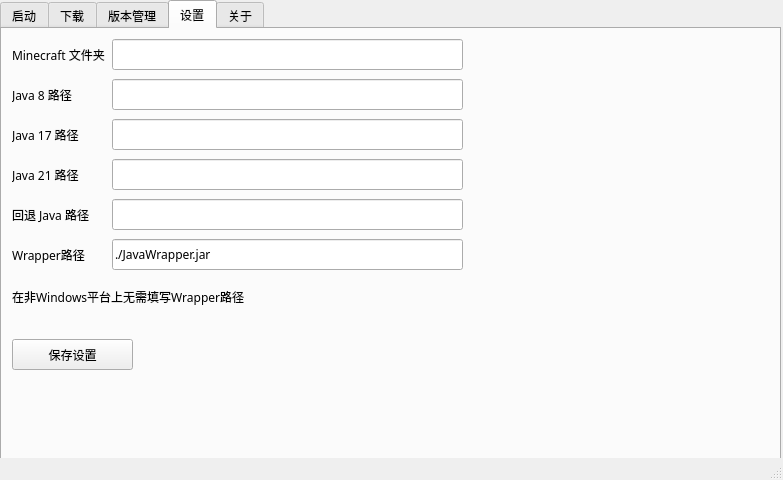
This is qt.ui in HPLAY-dev/spectrum-minecraft-launcher as Qt 5 draws it before an edit. The edited form follows.
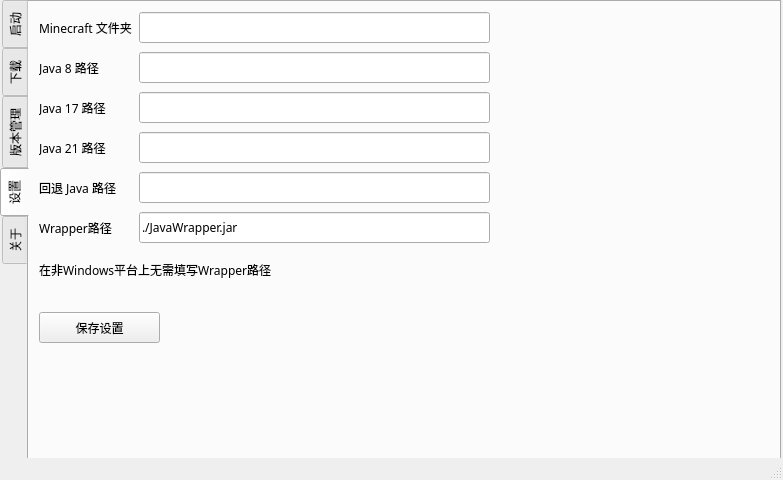
This is the edited form. The open tabs and pages were chosen to show the change. Icons and pictures are not drawn.

The edit to the form file:
```diff
--- a/qt.ui
+++ b/qt.ui
@@ -28,6 +28,9 @@
       <height>461</height>
      </rect>
     </property>
+    <property name="tabPosition">
+     <enum>QTabWidget::West</enum>
+    </property>
     <property name="currentIndex">
      <number>4</number>
     </property>
```
Left out of the diff: 22 changed lines with no effect on the pictures.
